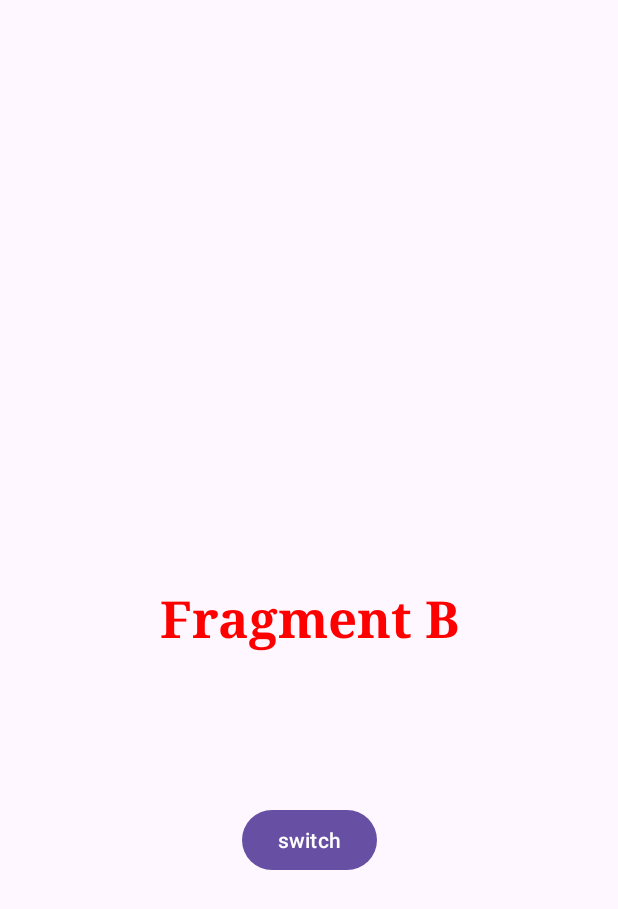
After one commit to Broownyy98/tuto3, an Android app: the fragment FragmentB placed in its activity, on a phone screen of 412 x 824 dp. The commit adds this screen. Shown: the top 909 px of the screen. Run offline under Robolectric (Android 15) with nearby library versions, the phone set to English and light mode, and no system bars; Roboto replaces fonts that are not available here.

Commit message:
adding fragment samples A and B

```diff
--- a/app/build.gradle.kts
+++ b/app/build.gradle.kts
@@ -39,7 +39,7 @@ android {
 }
 
 dependencies {
-
+    implementation(libs.androidx.fragment)
     implementation(libs.androidx.core.ktx)
     implementation(libs.androidx.appcompat)
     implementation(libs.material)
--- a/app/src/main/AndroidManifest.xml
+++ b/app/src/main/AndroidManifest.xml
@@ -15,6 +15,9 @@
         <activity
             android:name=".NewActivity"
             android:exported="false" />
+        <activity
+            android:name=".FragmentAB"
+            android:exported="true" />
         <activity
             android:name=".CredentialsManager"
             android:exported="false"
--- /dev/null
+++ b/app/src/main/java/com/example/tuto3/FragmentA.kt
@@ -0,0 +1,17 @@
+package com.example.tuto3
+import android.os.Bundle
+import androidx.fragment.app.Fragment
+import android.util.Log
+class FragmentA:Fragment (R.layout.fragment_a)
+{
+    override fun onCreate(savedInstanceState: Bundle?) {
+        super.onCreate(savedInstanceState)
+        Log.d("INSTANCES","OR Currently in $this")
+    }
+    override fun onResume()
+    {
+        super.onResume()
+        Log.d("INSTANCES","OR Currently in $this")
+
+    }
+}
--- /dev/null
+++ b/app/src/main/java/com/example/tuto3/FragmentAB.kt
@@ -0,0 +1,38 @@
+package com.example.tuto3
+import android.os.Bundle
+import android.view.View
+import androidx.activity.enableEdgeToEdge
+import androidx.appcompat.app.AppCompatActivity
+import androidx.core.view.ViewCompat
+import androidx.core.view.WindowInsetsCompat
+import androidx.fragment.app.commit
+import androidx.fragment.app.replace
+
+class FragmentAB : AppCompatActivity() {
+    override fun onCreate(savedInstanceState: Bundle?) {
+        super.onCreate(savedInstanceState)
+        enableEdgeToEdge()
+        setContentView(R.layout.fragment_a__b)
+        ViewCompat.setOnApplyWindowInsetsListener(findViewById(R.id.main)) { v, insets ->
+            val systemBars = insets.getInsets(WindowInsetsCompat.Type.systemBars())
+            v.setPadding(systemBars.left, systemBars.top, systemBars.right, systemBars.bottom)
+            insets
+        }
+        findViewById<View>(R.id.switch_button).setOnClickListener{
+
+            val currentFragment = supportFragmentManager.findFragmentById(R.id.fragment_container_view)
+
+            supportFragmentManager.commit {
+
+                if(currentFragment is FragmentA)
+                {
+                    replace<FragmentB>(R.id.fragment_container_view)
+                    addToBackStack(null)
+                }else
+                {
+                    supportFragmentManager.popBackStack()
+                }
+            }
+        }
+    }
+}
--- /dev/null
+++ b/app/src/main/java/com/example/tuto3/FragmentB.kt
@@ -0,0 +1,18 @@
+package com.example.tuto3
+import android.os.Bundle
+import androidx.fragment.app.Fragment
+import android.util.Log
+
+class FragmentB:Fragment (R.layout.fragment_b)
+{
+    override fun onCreate(savedInstanceState: Bundle?) {
+        super.onCreate(savedInstanceState)
+        Log.d("INSTANCES","OR Currently in $this")
+    }
+    override fun onResume()
+    {
+        super.onResume()
+        Log.d("INSTANCES","OR Currently in $this")
+
+    }
+}
--- /dev/null
+++ b/app/src/main/res/layout/fragment_a__b.xml
@@ -0,0 +1,24 @@
+<?xml version="1.0" encoding="utf-8"?>
+<androidx.constraintlayout.widget.ConstraintLayout xmlns:android="http://schemas.android.com/apk/res/android"
+    xmlns:app="http://schemas.android.com/apk/res-auto"
+    xmlns:tools="http://schemas.android.com/tools"
+    android:id="@+id/main"
+    android:layout_width="match_parent"
+    android:layout_height="match_parent"
+    tools:context=".FragmentAB">
+    <androidx.fragment.app.FragmentContainerView
+        android:id="@+id/fragment_container_view"
+        android:layout_width="match_parent"
+        android:layout_height="match_parent"
+        android:name="com.example.tuto3.FragmentA" />
+    <Button
+        android:id="@+id/switch_button"
+        android:layout_width="wrap_content"
+        android:layout_height="wrap_content"
+        android:text="switch"
+        app:layout_constraintBottom_toBottomOf="parent"
+        app:layout_constraintStart_toStartOf="parent"
+        app:layout_constraintEnd_toEndOf="parent"
+        android:layout_marginBottom="240dp"/>
+
+</androidx.constraintlayout.widget.ConstraintLayout>
--- /dev/null
+++ b/app/src/main/res/layout/fragment_b.xml
@@ -0,0 +1,19 @@
+<?xml version="1.0" encoding="utf-8"?>
+<androidx.constraintlayout.widget.ConstraintLayout xmlns:android="http://schemas.android.com/apk/res/android"
+    android:layout_width="match_parent"
+    android:layout_height="match_parent"
+    xmlns:app="http://schemas.android.com/apk/res-auto">
+
+    <TextView
+        android:layout_width="wrap_content"
+        android:layout_height="wrap_content"
+        android:fontFamily="serif"
+        android:text="Fragment B"
+        android:textColor="#FF0000"
+        android:textSize="34sp"
+        android:textStyle="bold"
+        app:layout_constraintBottom_toBottomOf="parent"
+        app:layout_constraintEnd_toEndOf="parent"
+        app:layout_constraintStart_toStartOf="parent"
+        app:layout_constraintTop_toTopOf="parent" />
+</androidx.constraintlayout.widget.ConstraintLayout>
--- a/app/src/main/res/values/strings.xml
+++ b/app/src/main/res/values/strings.xml
@@ -59,4 +59,6 @@
         vestibulum. Fusce dictum libero quis erat maximus, vitae volutpat diam dignissim.
     </string>
     <string name="phone_number">Phone number</string>
+    <!-- TODO: Remove or change this placeholder text -->
+    <string name="hello_blank_fragment">Hello blank fragment</string>
 </resources>
--- a/gradle/libs.versions.toml
+++ b/gradle/libs.versions.toml
@@ -11,7 +11,7 @@ activity = "1.9.3"
 constraintlayout = "2.2.0"
 navigationFragmentKtx = "2.8.4"
 navigationUiKtx = "2.8.4"
-
+fragment="1.8.5"
 [libraries]
 androidx-core-ktx = { group = "androidx.core", name = "core-ktx", version.ref = "coreKtx" }
 junit = { group = "junit", name = "junit", version.ref = "junit" }
@@ -23,7 +23,7 @@ androidx-activity = { group = "androidx.activity", name = "activity", version.re
 androidx-constraintlayout = { group = "androidx.constraintlayout", name = "constraintlayout", version.ref = "constraintlayout" }
 androidx-navigation-fragment-ktx = { group = "androidx.navigation", name = "navigation-fragment-ktx", version.ref = "navigationFragmentKtx" }
 androidx-navigation-ui-ktx = { group = "androidx.navigation", name = "navigation-ui-ktx", version.ref = "navigationUiKtx" }
-
+androidx-fragment = { group = "androidx.fragment",name="fragment-ktx",version.ref="fragment"}
 [plugins]
 android-application = { id = "com.android.application", version.ref = "agp" }
 kotlin-android = { id = "org.jetbrains.kotlin.android", version.ref = "kotlin" }
```
Also changed, not shown: app/src/main/res/layout/fragment_a.xml (added, +18 -0 lines).
